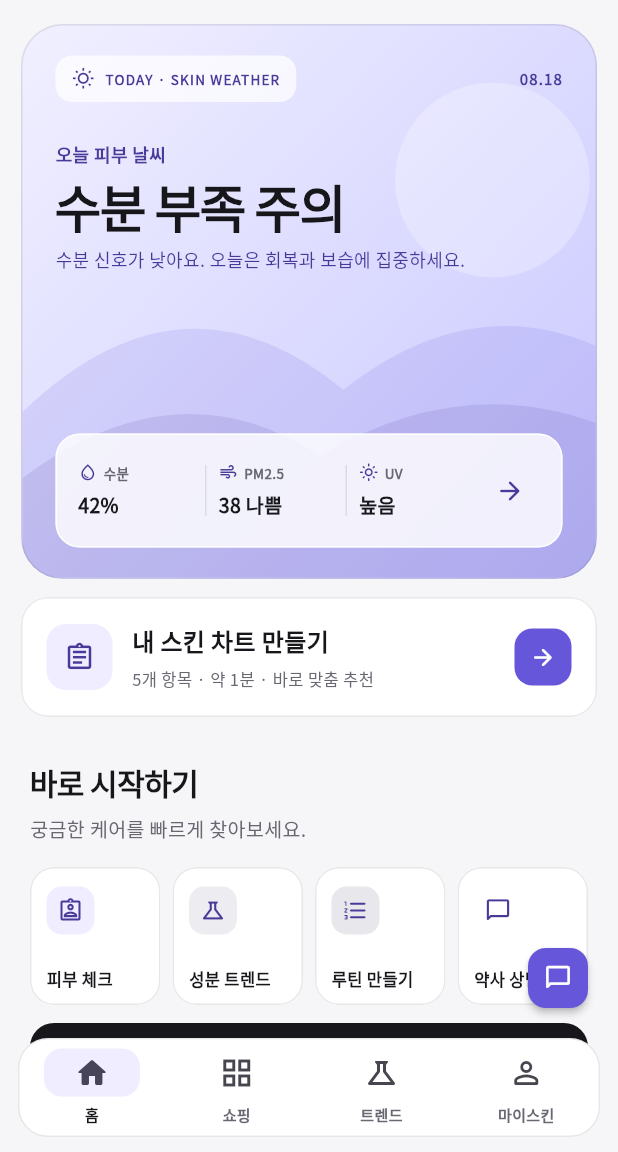
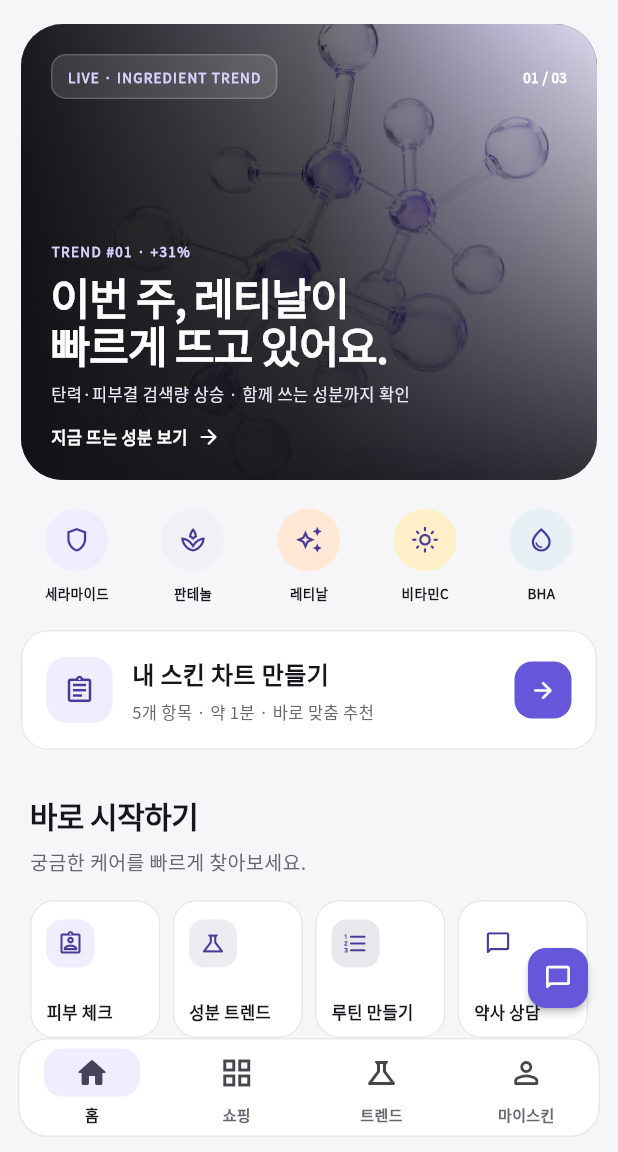
Before and after one commit to traitnlog-hue/pharma-beauty-flutter, a Flutter app: the screen it shows after launch, on a phone screen of 412 x 824 dp, the part 84-1236 px from its top. Run offline on Flutter 3.47's test engine with Material 3 defaults, Android fonts, the phone set to English and light mode, and no system bars.

Commit message:
feat: feature ingredient trends on home

```diff
--- a/lib/screens/home_screen.dart
+++ b/lib/screens/home_screen.dart
@@ -5,7 +5,6 @@ import '../models.dart';
 import '../theme.dart';
 import '../widgets/brand_widgets.dart';
 import 'routine_builder_screen.dart';
-import 'skin_weather_screen.dart';
 
 part 'home_sections.dart';
 
@@ -70,25 +69,11 @@ class _HomeScreenState extends State<HomeScreen> {
     }
   }
 
-  void openSkinWeather() {
-    Navigator.push(
-      context,
-      MaterialPageRoute(
-        builder: (_) => SkinWeatherScreen(
-          profile: widget.skinProfile,
-          onOpenProduct: widget.onOpenProduct,
-        ),
-      ),
-    );
-  }
-
   @override
   Widget build(BuildContext context) {
     return Stack(children: [
       CustomScrollView(slivers: [
-        SliverToBoxAdapter(
-            child:
-                _Hero(profile: widget.skinProfile, onProfile: openSkinWeather)),
+        SliverToBoxAdapter(child: _Hero(onOpen: widget.onDiscover)),
         SliverToBoxAdapter(
             child: _SkinChartCard(
                 profile: widget.skinProfile, onOpen: openProfile)),
--- a/lib/screens/home_sections.dart
+++ b/lib/screens/home_sections.dart
@@ -1,38 +1,62 @@
 part of 'home_screen.dart';
 
 class _Hero extends StatelessWidget {
-  const _Hero({required this.profile, required this.onProfile});
+  const _Hero({required this.onOpen});
 
-  final SkinProfile profile;
-  final VoidCallback onProfile;
+  final VoidCallback onOpen;
 
   @override
-  Widget build(BuildContext context) {
-    final concern = profile.isComplete ? profile.primaryConcern : '수분 부족';
-    return Padding(
+  Widget build(BuildContext context) => Padding(
         padding: const EdgeInsets.fromLTRB(14, 4, 14, 0),
         child: Center(
           child: ConstrainedBox(
             constraints: const BoxConstraints(maxWidth: 1080),
-          child: Container(
-            key: const Key('skin-weather-hero'),
-            height: 370,
+            child: Column(
+              children: [
+                Material(
+                  color: AppColors.deep,
+                  borderRadius: BorderRadius.circular(AppRadii.hero),
                   clipBehavior: Clip.antiAlias,
-            decoration: BoxDecoration(
-              gradient: const LinearGradient(
-                colors: [Color(0xFFF1F0FF), Color(0xFFC8C7FF)],
-                begin: Alignment.topLeft,
-                end: Alignment.bottomRight,
-              ),
-              borderRadius: BorderRadius.circular(AppRadii.hero),
-              border: Border.all(color: AppColors.line),
-            ),
+                  child: InkWell(
+                    key: const Key('ingredient-trend-hero'),
+                    onTap: onOpen,
+                    child: SizedBox(
+                      height: 304,
                       child: Stack(
                         fit: StackFit.expand,
                         children: [
-                const CustomPaint(painter: _SkinWeatherPainter()),
+                          Image.asset(
+                            'assets/editorial/ai-molecule-violet-3d.png',
+                            fit: BoxFit.cover,
+                            alignment: const Alignment(.55, 0),
+                          ),
+                          const DecoratedBox(
+                            decoration: BoxDecoration(
+                              gradient: LinearGradient(
+                                colors: [
+                                  Color(0xF2111115),
+                                  Color(0xA6111115),
+                                  Color(0x2B493A9A),
+                                ],
+                                begin: Alignment.centerLeft,
+                                end: Alignment.centerRight,
+                              ),
+                            ),
+                          ),
+                          const DecoratedBox(
+                            decoration: BoxDecoration(
+                              gradient: LinearGradient(
+                                colors: [
+                                  Colors.transparent,
+                                  Color(0xD9111115),
+                                ],
+                                begin: Alignment.topCenter,
+                                end: Alignment.bottomCenter,
+                              ),
+                            ),
+                          ),
                           Padding(
-                  padding: const EdgeInsets.fromLTRB(22, 20, 22, 20),
+                            padding: const EdgeInsets.all(20),
                             child: Column(
                               crossAxisAlignment: CrossAxisAlignment.start,
                               children: [
@@ -40,91 +64,81 @@ class _Hero extends StatelessWidget {
                                   children: [
                                     Container(
                                       padding: const EdgeInsets.symmetric(
-                                horizontal: 11, vertical: 8),
+                                          horizontal: 10, vertical: 7),
                                       decoration: BoxDecoration(
-                              color: Colors.white.withValues(alpha: .72),
-                              borderRadius: BorderRadius.circular(11),
+                                        color:
+                                            Colors.white.withValues(alpha: .12),
+                                        borderRadius: BorderRadius.circular(10),
+                                        border: Border.all(
+                                            color: Colors.white
+                                                .withValues(alpha: .18)),
                                       ),
-                            child: const Row(
-                              children: [
-                                Icon(Icons.wb_sunny_outlined,
-                                    size: 15, color: AppColors.berry),
-                                SizedBox(width: 7),
-                                Text('TODAY · SKIN WEATHER',
+                                      child: const Text(
+                                        'LIVE · INGREDIENT TREND',
                                         style: TextStyle(
-                                        color: AppColors.berry,
+                                          color: AppColors.ballerina,
                                           fontSize: 9,
                                           fontWeight: FontWeight.w700,
-                                        letterSpacing: .8)),
-                              ],
+                                          letterSpacing: .8,
+                                        ),
                                       ),
                                     ),
                                     const Spacer(),
-                          const Text('08.18',
+                                    const Text(
+                                      '01 / 03',
                                       style: TextStyle(
-                                  color: AppColors.berry,
-                                  fontSize: 10,
-                                  fontWeight: FontWeight.w600,
-                                  letterSpacing: .8)),
-                        ],
+                                        color: Colors.white,
+                                        fontSize: 9,
+                                        fontWeight: FontWeight.w700,
                                       ),
-                      const SizedBox(height: 26),
-                      const Text('오늘 피부 날씨',
-                          style: TextStyle(
-                              color: AppColors.berry,
-                              fontSize: 12,
-                              fontWeight: FontWeight.w700)),
-                      const SizedBox(height: 6),
-                      Text('$concern 주의',
-                          style: const TextStyle(
-                              color: AppColors.ink,
-                              fontSize: 34,
-                              height: 1.08,
-                              fontWeight: FontWeight.w700,
-                              letterSpacing: -1.2)),
-                      const SizedBox(height: 8),
-                      const Text('수분 신호가 낮아요. 오늘은 회복과 보습에 집중하세요.',
-                          style: TextStyle(
-                              color: AppColors.berry,
-                              fontSize: 12,
-                              height: 1.45)),
-                      const Spacer(),
-                      Container(
-                        padding: const EdgeInsets.fromLTRB(14, 13, 10, 13),
-                        decoration: BoxDecoration(
-                          color: Colors.white.withValues(alpha: .82),
-                          borderRadius: BorderRadius.circular(16),
-                          border: Border.all(
-                              color: Colors.white.withValues(alpha: .9)),
-                        ),
-                        child: Row(
-                          children: [
-                            const Expanded(
-                                child: _WeatherMetric(
-                                    icon: Icons.water_drop_outlined,
-                                    label: '수분',
-                                    value: '42%')),
-                            const _WeatherDivider(),
-                            const Expanded(
-                                child: _WeatherMetric(
-                                    icon: Icons.air_rounded,
-                                    label: 'PM2.5',
-                                    value: '38 나쁨')),
-                            const _WeatherDivider(),
-                            const Expanded(
-                                child: _WeatherMetric(
-                                    icon: Icons.light_mode_outlined,
-                                    label: 'UV',
-                                    value: '높음')),
-                            IconButton(
-                              key: const Key('skin-weather-update'),
-                              tooltip: '오늘 피부 상태 업데이트',
-                              onPressed: onProfile,
-                              icon: const Icon(Icons.arrow_forward_rounded,
-                                  color: AppColors.berry),
                                     ),
                                   ],
                                 ),
+                                const Spacer(),
+                                const Text(
+                                  'TREND #01 · +31%',
+                                  style: TextStyle(
+                                    color: AppColors.ballerina,
+                                    fontSize: 9,
+                                    fontWeight: FontWeight.w700,
+                                    letterSpacing: .9,
+                                  ),
+                                ),
+                                const SizedBox(height: 8),
+                                const Text(
+                                  '이번 주, 레티날이\n빠르게 뜨고 있어요.',
+                                  style: TextStyle(
+                                    color: Colors.white,
+                                    fontSize: 29,
+                                    height: 1.12,
+                                    fontWeight: FontWeight.w700,
+                                    letterSpacing: -.9,
+                                  ),
+                                ),
+                                const SizedBox(height: 8),
+                                const Text(
+                                  '탄력·피부결 검색량 상승 · 함께 쓰는 성분까지 확인',
+                                  style: TextStyle(
+                                    color: Color(0xFFE8E6F7),
+                                    fontSize: 11,
+                                    height: 1.45,
+                                  ),
+                                ),
+                                const SizedBox(height: 13),
+                                const Row(
+                                  children: [
+                                    Text(
+                                      '지금 뜨는 성분 보기',
+                                      style: TextStyle(
+                                        color: Colors.white,
+                                        fontSize: 11,
+                                        fontWeight: FontWeight.w700,
+                                      ),
+                                    ),
+                                    SizedBox(width: 6),
+                                    Icon(Icons.arrow_forward_rounded,
+                                        color: Colors.white, size: 16),
+                                  ],
                                 ),
                               ],
                             ),
@@ -134,88 +148,73 @@ class _Hero extends StatelessWidget {
                     ),
                   ),
                 ),
+                const SizedBox(height: 13),
+                _TrendShortcuts(onOpen: onOpen),
+              ],
+            ),
+          ),
+        ),
       );
 }
-}
 
-class _WeatherMetric extends StatelessWidget {
-  const _WeatherMetric(
-      {required this.icon, required this.label, required this.value});
+class _TrendShortcuts extends StatelessWidget {
+  const _TrendShortcuts({required this.onOpen});
 
-  final IconData icon;
-  final String label;
-  final String value;
+  final VoidCallback onOpen;
 
   @override
-  Widget build(BuildContext context) => Column(
-        crossAxisAlignment: CrossAxisAlignment.start,
+  Widget build(BuildContext context) {
+    const items = [
+      (Icons.shield_outlined, '세라마이드', Color(0xFFEFEDFF)),
+      (Icons.spa_outlined, '판테놀', Color(0xFFF0F1F4)),
+      (Icons.auto_awesome_outlined, '레티날', Color(0xFFFFE9D6)),
+      (Icons.light_mode_outlined, '비타민C', Color(0xFFFFF0C9)),
+      (Icons.water_drop_outlined, 'BHA', Color(0xFFE6F0F5)),
+    ];
+    return Row(
       children: [
-          Row(children: [
-            Icon(icon, size: 13, color: AppColors.berry),
-            const SizedBox(width: 4),
-            Text(label,
-                style: const TextStyle(
-                    color: AppColors.muted,
-                    fontSize: 9,
-                    fontWeight: FontWeight.w600)),
-          ]),
-          const SizedBox(height: 4),
-          Text(value,
+        for (var i = 0; i < items.length; i++) ...[
+          Expanded(
+            child: InkWell(
+              key: Key('trend-shortcut-$i'),
+              borderRadius: BorderRadius.circular(14),
+              onTap: onOpen,
+              child: Padding(
+                padding: const EdgeInsets.symmetric(vertical: 6),
+                child: Column(
+                  children: [
+                    Container(
+                      width: 42,
+                      height: 42,
+                      alignment: Alignment.center,
+                      decoration: BoxDecoration(
+                        color: items[i].$3,
+                        shape: BoxShape.circle,
+                      ),
+                      child:
+                          Icon(items[i].$1, color: AppColors.berry, size: 19),
+                    ),
+                    const SizedBox(height: 7),
+                    Text(
+                      items[i].$2,
                       maxLines: 1,
                       overflow: TextOverflow.ellipsis,
                       style: const TextStyle(
                         color: AppColors.ink,
-                  fontSize: 13,
-                  fontWeight: FontWeight.w700)),
+                        fontSize: 9,
+                        fontWeight: FontWeight.w600,
+                      ),
+                    ),
+                  ],
+                ),
+              ),
+            ),
+          ),
+          if (i < items.length - 1) const SizedBox(width: 3),
+        ],
       ],
     );
   }
-
-class _WeatherDivider extends StatelessWidget {
-  const _WeatherDivider();
-
-  @override
-  Widget build(BuildContext context) => Container(
-        width: 1,
-        height: 34,
-        margin: const EdgeInsets.symmetric(horizontal: 8),
-        color: AppColors.line,
-      );
-}
-
-class _SkinWeatherPainter extends CustomPainter {
-  const _SkinWeatherPainter();
-
-  @override
-  void paint(Canvas canvas, Size size) {
-    canvas.drawCircle(Offset(size.width * .82, size.height * .28),
-        size.width * .17, Paint()..color = Colors.white.withValues(alpha: .28));
-
-    final back = Path()
-      ..moveTo(0, size.height * .7)
-      ..quadraticBezierTo(size.width * .28, size.height * .42, size.width * .56,
-          size.height * .66)
-      ..quadraticBezierTo(
-          size.width * .78, size.height * .48, size.width, size.height * .58)
-      ..lineTo(size.width, size.height)
-      ..lineTo(0, size.height)
-      ..close();
-    canvas.drawPath(back, Paint()..color = const Color(0x267064DB));
-
-    final front = Path()
-      ..moveTo(0, size.height * .82)
-      ..quadraticBezierTo(size.width * .27, size.height * .61, size.width * .52,
-          size.height * .78)
-      ..quadraticBezierTo(
-          size.width * .76, size.height * .63, size.width, size.height * .72)
-      ..lineTo(size.width, size.height)
-      ..lineTo(0, size.height)
-      ..close();
-    canvas.drawPath(front, Paint()..color = const Color(0x1F493A9A));
-  }
-
-  @override
-  bool shouldRepaint(covariant CustomPainter oldDelegate) => false;
 }
 
 class _SkinChartCard extends StatelessWidget {
--- a/lib/screens/my_skin_screen.dart
+++ b/lib/screens/my_skin_screen.dart
@@ -5,6 +5,7 @@ import '../models.dart';
 import '../theme.dart';
 import '../widgets/brand_widgets.dart';
 import 'routine_builder_screen.dart';
+import 'skin_weather_screen.dart';
 
 class MySkinScreen extends StatelessWidget {
   const MySkinScreen({
@@ -120,6 +121,56 @@ class MySkinScreen extends StatelessWidget {
                           foregroundColor: AppColors.berry),
                     ),
                   ]),
+            ),
+            const SizedBox(height: 12),
+            Material(
+              color: AppColors.surface,
+              borderRadius: BorderRadius.circular(16),
+              clipBehavior: Clip.antiAlias,
+              child: InkWell(
+                key: const Key('skin-weather-entry'),
+                onTap: () => Navigator.push(
+                  context,
+                  MaterialPageRoute(
+                    builder: (_) => SkinWeatherScreen(
+                      profile: skinProfile,
+                      onOpenProduct: onOpenProduct,
+                    ),
+                  ),
+                ),
+                child: Container(
+                  padding: const EdgeInsets.all(15),
+                  decoration: BoxDecoration(
+                    borderRadius: BorderRadius.circular(16),
+                    border: Border.all(color: AppColors.line),
+                  ),
+                  child: const Row(
+                    children: [
+                      Icon(Icons.wb_sunny_outlined,
+                          color: AppColors.berry, size: 20),
+                      SizedBox(width: 12),
+                      Expanded(
+                        child: Column(
+                          crossAxisAlignment: CrossAxisAlignment.start,
+                          children: [
+                            Text('오늘의 환경 케어',
+                                style: TextStyle(
+                                    color: AppColors.ink,
+                                    fontSize: 14,
+                                    fontWeight: FontWeight.w700)),
+                            SizedBox(height: 3),
+                            Text('미세먼지 · 자외선 · 습도 기반 추천',
+                                style: TextStyle(
+                                    color: AppColors.muted, fontSize: 10)),
+                          ],
+                        ),
+                      ),
+                      Icon(Icons.arrow_forward_rounded,
+                          color: AppColors.berry, size: 18),
+                    ],
+                  ),
+                ),
+              ),
             ),
             const SizedBox(height: 48),
             const Text('01 · MY ROUTINE',
```
Also changed, not shown: 1 other file. Lines whose indentation alone changed are shown as unchanged.
